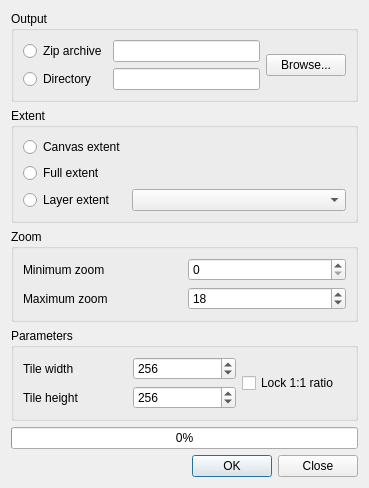
Before: the Qt Designer form qtilesdialogbase.ui in nextgis/qgis_qtiles, drawn with Qt 5.
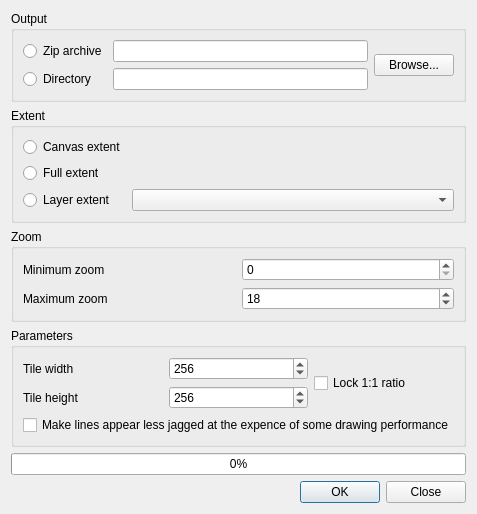
After: the same form once the commit is applied.

Commit message: use background color from project settings option to enable antialiasing

```diff
--- a/qtilesdialogbase.ui
+++ b/qtilesdialogbase.ui
@@ -6,8 +6,8 @@
    <rect>
     <x>0</x>
     <y>0</y>
-    <width>369</width>
-    <height>467</height>
+    <width>434</width>
+    <height>492</height>
    </rect>
   </property>
   <property name="windowTitle">
@@ -192,6 +192,13 @@
         </property>
        </widget>
       </item>
+      <item row="2" column="0" colspan="3">
+       <widget class="QCheckBox" name="chkAntialiasing">
+        <property name="text">
+         <string>Make lines appear less jagged at the expence of some drawing performance</string>
+        </property>
+       </widget>
+      </item>
      </layout>
     </widget>
    </item>
```
The commit also changes 2 other files.
